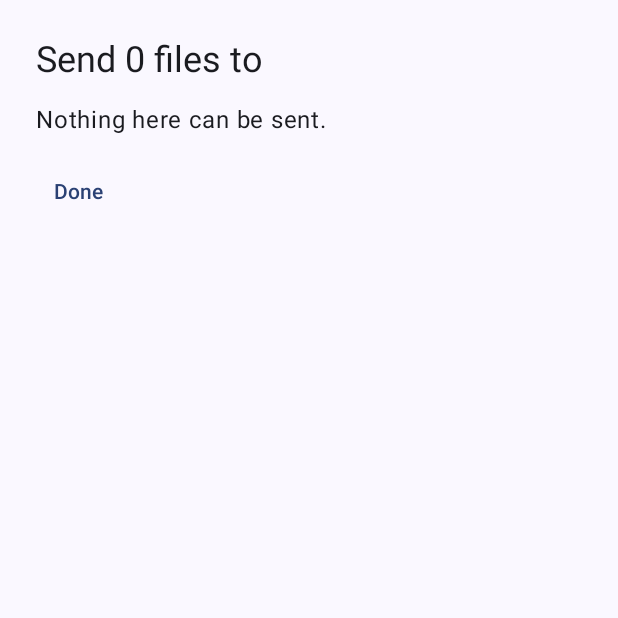
After one commit to akinalpfdn/osdrop, an Android app built with Jetpack Compose: the ShareActivity screen opened directly, with no data from a screen before it, on a phone screen of 412 x 824 dp, the top half of it. The commit adds this screen. Run offline under Robolectric (Android 15) with nearby library versions, the phone set to English and light mode, and no system bars.

Commit message:
feat(android): send shared files to a computer
Osdrop is in the share sheet; shared items are copied into the cache, since core reads paths, and go to the connected computer the user picks, with their types as type identifiers.

```diff
--- /dev/null
+++ b/android/app/src/main/java/com/akinalpfdn/osdrop/ShareActivity.kt
@@ -0,0 +1,53 @@
+package com.akinalpfdn.osdrop
+
+import android.content.Intent
+import android.net.Uri
+import android.os.Bundle
+import androidx.activity.ComponentActivity
+import androidx.activity.compose.setContent
+import androidx.activity.enableEdgeToEdge
+import androidx.core.content.IntentCompat
+import androidx.lifecycle.compose.collectAsStateWithLifecycle
+import androidx.lifecycle.lifecycleScope
+import com.akinalpfdn.osdrop.app.OsdropApplication
+import com.akinalpfdn.osdrop.core.Member
+import com.akinalpfdn.osdrop.ui.OsdropTheme
+import com.akinalpfdn.osdrop.ui.ShareScreen
+import kotlinx.coroutines.Dispatchers
+import kotlinx.coroutines.launch
+import kotlinx.coroutines.withContext
+
+/** Osdrop in the share sheet: what was shared goes to the computer the user picks. */
+class ShareActivity : ComponentActivity() {
+    override fun onCreate(savedInstanceState: Bundle?) {
+        super.onCreate(savedInstanceState)
+        enableEdgeToEdge()
+        val app = application as OsdropApplication
+        val uris = sharedUris(intent)
+        setContent {
+            OsdropTheme {
+                val state = app.phone.state.collectAsStateWithLifecycle()
+                val sends = app.outbox.sends.collectAsStateWithLifecycle()
+                ShareScreen(
+                    count = uris.size,
+                    state = state.value,
+                    sends = sends.value,
+                    onPick = { member -> send(app, member, uris) },
+                    onDone = ::finish,
+                )
+            }
+        }
+    }
+
+    private fun send(app: OsdropApplication, member: Member, uris: List<Uri>) {
+        lifecycleScope.launch {
+            withContext(Dispatchers.IO) { app.outbox.send(member.deviceId, member.name, uris) }
+        }
+    }
+
+    private fun sharedUris(intent: Intent): List<Uri> = when (intent.action) {
+        Intent.ACTION_SEND -> listOfNotNull(IntentCompat.getParcelableExtra(intent, Intent.EXTRA_STREAM, Uri::class.java))
+        Intent.ACTION_SEND_MULTIPLE -> IntentCompat.getParcelableArrayListExtra(intent, Intent.EXTRA_STREAM, Uri::class.java).orEmpty()
+        else -> emptyList()
+    }
+}
--- /dev/null
+++ b/android/app/src/main/java/com/akinalpfdn/osdrop/ui/ShareScreen.kt
@@ -0,0 +1,64 @@
+package com.akinalpfdn.osdrop.ui
+
+import androidx.compose.foundation.layout.Arrangement
+import androidx.compose.foundation.layout.fillMaxSize
+import androidx.compose.foundation.layout.padding
+import androidx.compose.foundation.lazy.LazyColumn
+import androidx.compose.foundation.lazy.items
+import androidx.compose.material.icons.Icons
+import androidx.compose.material.icons.filled.Computer
+import androidx.compose.material.icons.filled.DesktopWindows
+import androidx.compose.material3.Icon
+import androidx.compose.material3.ListItem
+import androidx.compose.material3.MaterialTheme
+import androidx.compose.material3.Scaffold
+import androidx.compose.material3.Text
+import androidx.compose.material3.TextButton
+import androidx.compose.runtime.Composable
+import androidx.compose.ui.Modifier
+import androidx.compose.ui.res.pluralStringResource
+import androidx.compose.ui.res.stringResource
+import com.akinalpfdn.osdrop.R
+import com.akinalpfdn.osdrop.app.MeshState
+import com.akinalpfdn.osdrop.core.Member
+import com.akinalpfdn.osdrop.core.Platform
+import com.akinalpfdn.osdrop.core.SendOutcome
+import com.akinalpfdn.osdrop.outbox.OutgoingSend
+
+/** Picks the computer that gets what was shared, then shows how the send goes. */
+@Composable
+fun ShareScreen(count: Int, state: MeshState, sends: List<OutgoingSend>, onPick: (Member) -> Unit, onDone: () -> Unit) {
+    val computers = state.members.filter { !it.isSelf && it.isConnected && it.platform != Platform.Android }
+    Scaffold(modifier = Modifier.fillMaxSize()) { insets ->
+        LazyColumn(
+            modifier = Modifier.padding(insets).padding(Tokens.screenPadding),
+            verticalArrangement = Arrangement.spacedBy(Tokens.gap),
+        ) {
+            item { Text(pluralStringResource(R.plurals.share_title, count, count), style = MaterialTheme.typography.headlineSmall) }
+            if (count == 0) {
+                item { Text(stringResource(R.string.share_nothing)) }
+            } else if (computers.isEmpty()) {
+                item { Text(stringResource(R.string.share_no_computer), color = MaterialTheme.colorScheme.onSurfaceVariant) }
+            }
+            items(computers, key = { it.deviceId.toString() }) { member ->
+                ListItem(
+                    headlineContent = { Text(member.name) },
+                    leadingContent = {
+                        Icon(if (member.platform == Platform.Windows) Icons.Filled.DesktopWindows else Icons.Filled.Computer, contentDescription = null)
+                    },
+                    trailingContent = { TextButton(onClick = { onPick(member) }) { Text(stringResource(R.string.share_send)) } },
+                )
+            }
+            items(sends, key = { it.id }) { send ->
+                val text = when (send.outcome) {
+                    null -> stringResource(R.string.share_sending, send.to)
+                    SendOutcome.Received -> stringResource(R.string.share_received, send.to)
+                    SendOutcome.Declined -> stringResource(R.string.share_declined, send.to)
+                    SendOutcome.Failed -> stringResource(R.string.share_failed, send.to)
+                }
+                Text(text, style = MaterialTheme.typography.bodyMedium)
+            }
+            item { TextButton(onClick = onDone) { Text(stringResource(R.string.share_done)) } }
+        }
+    }
+}
--- a/android/app/src/main/res/values/strings.xml
+++ b/android/app/src/main/res/values/strings.xml
@@ -22,4 +22,17 @@
     </plurals>
     <string name="arrival_failed">Files from %1$s did not all arrive</string>
     <string name="arrival_install">Install</string>
+    <string name="share_label">Send to a computer</string>
+    <plurals name="share_title">
+        <item quantity="one">Send %1$d file to</item>
+        <item quantity="other">Send %1$d files to</item>
+    </plurals>
+    <string name="share_nothing">Nothing here can be sent.</string>
+    <string name="share_no_computer">No computer is connected. Open Osdrop on your Mac or PC on the same Wi-Fi network.</string>
+    <string name="share_send">Send</string>
+    <string name="share_sending">Sending to %1$s…</string>
+    <string name="share_received">%1$s received them.</string>
+    <string name="share_declined">%1$s did not take them.</string>
+    <string name="share_failed">Sending to %1$s failed.</string>
+    <string name="share_done">Done</string>
 </resources>
```
Also changed, not shown: android/app/src/main/AndroidManifest.xml (+15 -0 lines), android/app/src/main/java/com/akinalpfdn/osdrop/app/OsdropApplication.kt (+8 -1 lines), android/app/src/main/java/com/akinalpfdn/osdrop/app/PhoneMesh.kt (+7 -0 lines), android/app/src/main/java/com/akinalpfdn/osdrop/outbox/Outbox.kt (added, +118 -0 lines), 1 other file.
